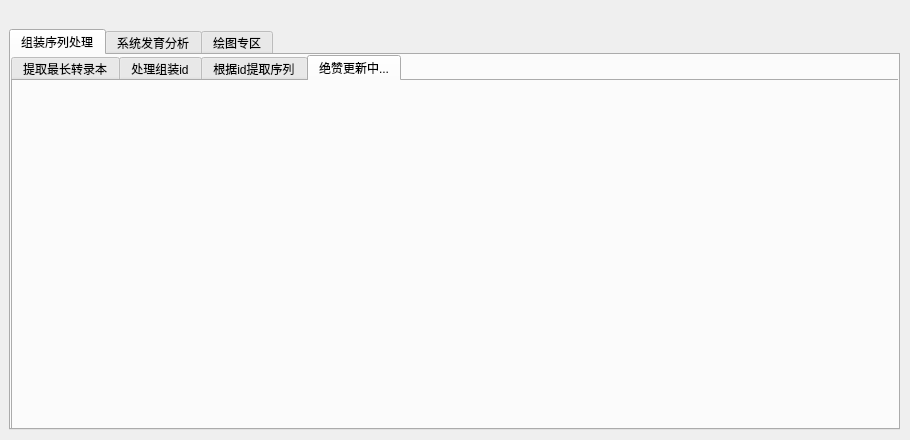
JuseTiZ/JuseKit, file Juse_toolkit.ui: the form before one commit.
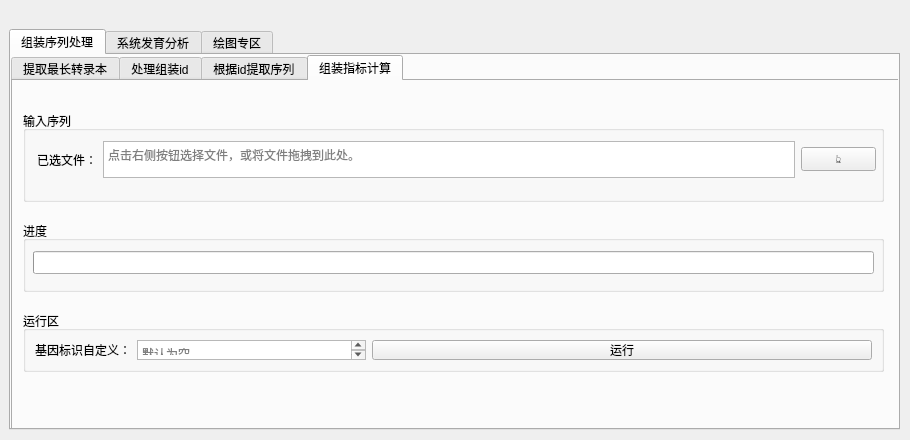
The form after the commit. The open tabs and pages were chosen to show the change.

Commit message: 添加组装指标计算功能  :)

What changed in the file:
```diff
--- a/Juse_toolkit.ui
+++ b/Juse_toolkit.ui
@@ -1005,8 +1005,137 @@
      </widget>
      <widget class="QWidget" name="tab_3">
       <attribute name="title">
-       <string>绝赞更新中...</string>
+       <string>组装指标计算</string>
       </attribute>
+      <widget class="QGroupBox" name="groupBox_30">
+       <property name="geometry">
+        <rect>
+         <x>10</x>
+         <y>30</y>
+         <width>861</width>
+         <height>91</height>
+        </rect>
+       </property>
+       <property name="title">
+        <string>输入序列</string>
+       </property>
+       <widget class="QPushButton" name="sel_qc_file">
+        <property name="geometry">
+         <rect>
+          <x>778</x>
+          <y>36</y>
+          <width>75</width>
+          <height>24</height>
+         </rect>
+        </property>
+        <property name="text">
+         <string>👆</string>
+        </property>
+       </widget>
+       <widget class="QTextBrowser" name="qc_file">
+        <property name="geometry">
+         <rect>
+          <x>80</x>
+          <y>30</y>
+          <width>692</width>
+          <height>37</height>
+         </rect>
+        </property>
+        <property name="verticalScrollBarPolicy">
+         <enum>Qt::ScrollBarAlwaysOff</enum>
+        </property>
+        <property name="placeholderText">
+         <string>点击右侧按钮选择文件，或将文件拖拽到此处。</string>
+        </property>
+       </widget>
+       <widget class="QLabel" name="label_43">
+        <property name="geometry">
+         <rect>
+          <x>14</x>
+          <y>30</y>
+          <width>60</width>
+          <height>37</height>
+         </rect>
+        </property>
+        <property name="text">
+         <string>已选文件：</string>
+        </property>
+       </widget>
+      </widget>
+      <widget class="QGroupBox" name="groupBox_33">
+       <property name="geometry">
+        <rect>
+         <x>10</x>
+         <y>140</y>
+         <width>861</width>
+         <height>71</height>
+        </rect>
+       </property>
+       <property name="title">
+        <string>进度</string>
+       </property>
+       <widget class="QProgressBar" name="qc_progress">
+        <property name="enabled">
+         <bool>true</bool>
+        </property>
+        <property name="geometry">
+         <rect>
+          <x>10</x>
+          <y>30</y>
+          <width>841</width>
+          <height>23</height>
+         </rect>
+        </property>
+        <property name="value">
+         <number>0</number>
+        </property>
+        <property name="textVisible">
+         <bool>false</bool>
+        </property>
+       </widget>
+      </widget>
+      <widget class="QGroupBox" name="groupBox_34">
+       <property name="geometry">
+        <rect>
+         <x>10</x>
+         <y>230</y>
+         <width>861</width>
+         <height>61</height>
+        </rect>
+       </property>
+       <property name="title">
+        <string>运行区</string>
+       </property>
+       <layout class="QHBoxLayout" name="horizontalLayout_35">
+        <item>
+         <widget class="QLabel" name="label_44">
+          <property name="text">
+           <string>基因标识自定义：</string>
+          </property>
+         </widget>
+        </item>
+        <item>
+         <widget class="QTextEdit" name="gene_symbol_2">
+          <property name="placeholderText">
+           <string>默认为空</string>
+          </property>
+         </widget>
+        </item>
+        <item>
+         <widget class="QPushButton" name="qc_running">
+          <property name="minimumSize">
+           <size>
+            <width>500</width>
+            <height>0</height>
+           </size>
+          </property>
+          <property name="text">
+           <string>运行</string>
+          </property>
+         </widget>
+        </item>
+       </layout>
+      </widget>
      </widget>
     </widget>
    </widget>
```
The commit also changes 9 other files.
